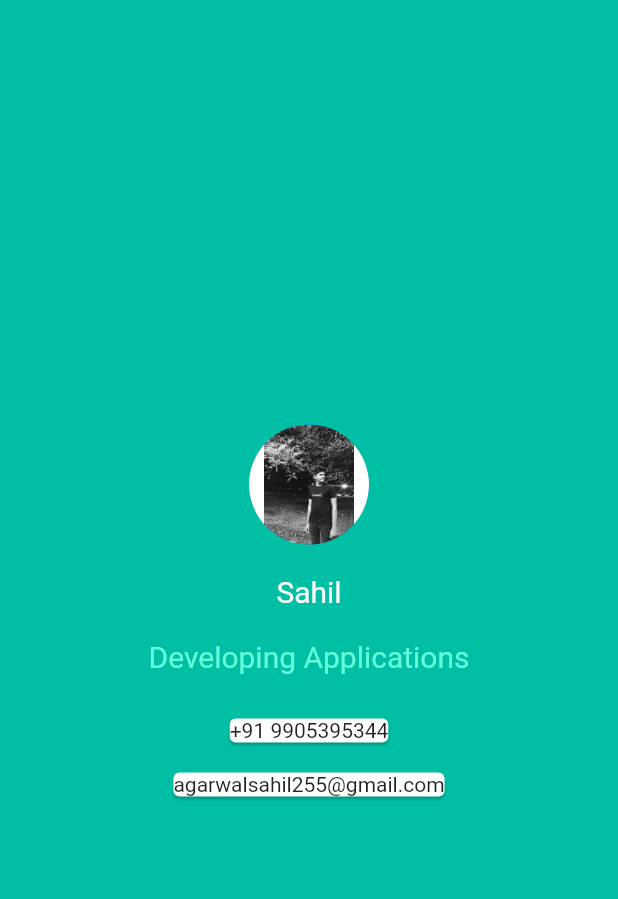
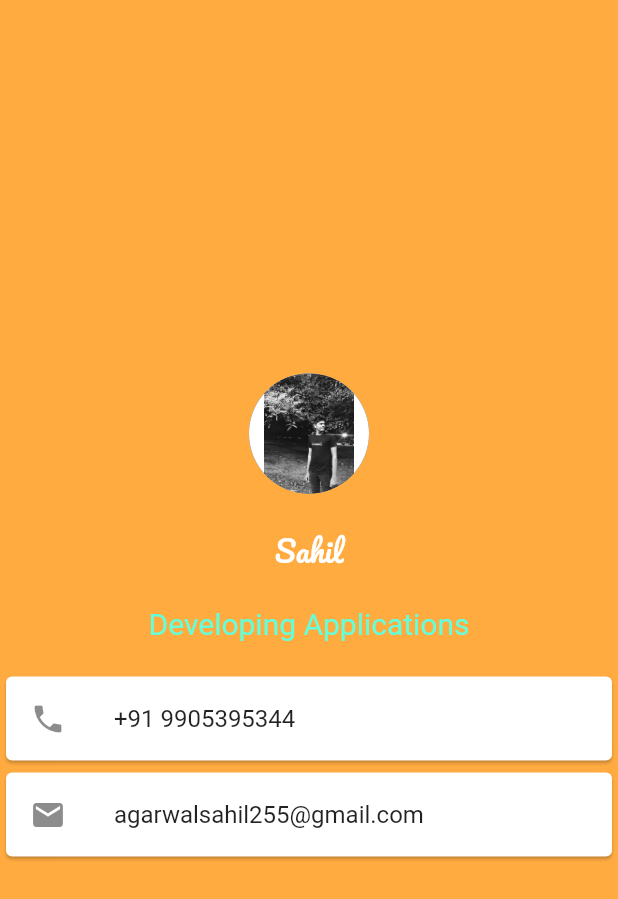
Before and after one commit to agarwalsahil0210/axact-training, a Flutter app: the screen it shows after launch, on a phone screen of 412 x 824 dp. Shown: the top 899 px of the screen. Run offline on Flutter 3.47's test engine with Material 2 defaults, Android fonts, the phone set to English and light mode, and no system bars; Roboto replaces fonts that are missing (kufam).

Commit message:
added fonts

```diff
--- a/Day2/session_2/lib/main.dart
+++ b/Day2/session_2/lib/main.dart
@@ -10,7 +10,7 @@ class MyApp extends StatelessWidget {
     return MaterialApp(
       debugShowCheckedModeBanner: false,
       home: Scaffold(
-        backgroundColor: Colors.tealAccent[700],
+        backgroundColor: Colors.orangeAccent,
         body: SafeArea(
           child: Center(
             child: Column(
@@ -27,7 +27,7 @@ class MyApp extends StatelessWidget {
                 ),
                 Text(
                   "Sahil",
-                  style: TextStyle(fontSize: 20, color: Colors.white),
+                  style: TextStyle(fontSize: 20, color: Colors.white,fontFamily: 'Pacifico'),
                 ),
                 SizedBox(
                   width: 20.0,
@@ -35,20 +35,29 @@ class MyApp extends StatelessWidget {
                 ),
                 Text(
                   "Developing Applications",
-                  style: TextStyle(fontSize: 20, color: Colors.tealAccent),
+                  style: TextStyle(fontSize: 20, color: Colors.tealAccent, fontFamily: 'kufam'),
                 ),
                 SizedBox(
                   width: 20.0,
                   height: 20.0,
                 ),
                 Card(
-
-                  margin: EdgeInsets.fromLTRB(10, 10, 10, 10),
-                  child: Text('+91 9905395344'),
+                  child:
+                      Column(mainAxisSize: MainAxisSize.min, children: <Widget>[
+                    const ListTile(
+                      leading: Icon(Icons.phone),
+                      title: Text('+91 9905395344'),
+                    ),
+                  ]),
                 ),
                 Card(
-                  margin: EdgeInsets.fromLTRB(10, 10, 10, 10),
-                  child: Text('agarwalsahil255@gmail.com'),
+                  child:
+                      Column(mainAxisSize: MainAxisSize.min, children: <Widget>[
+                    const ListTile(
+                      leading: Icon(Icons.email),
+                      title: Text('agarwalsahil255@gmail.com'),
+                    ),
+                  ]),
                 ),
               ],
             ),
```
Also changed, not shown: Day2/session_2/pubspec.yaml (+8 -11 lines), Day2/session_2/fonts/Kufam-BlackItalic.ttf (added), Day2/session_2/fonts/Kufam-Bold.ttf (added), Day2/session_2/fonts/Pacifico-Regular.ttf (added).
